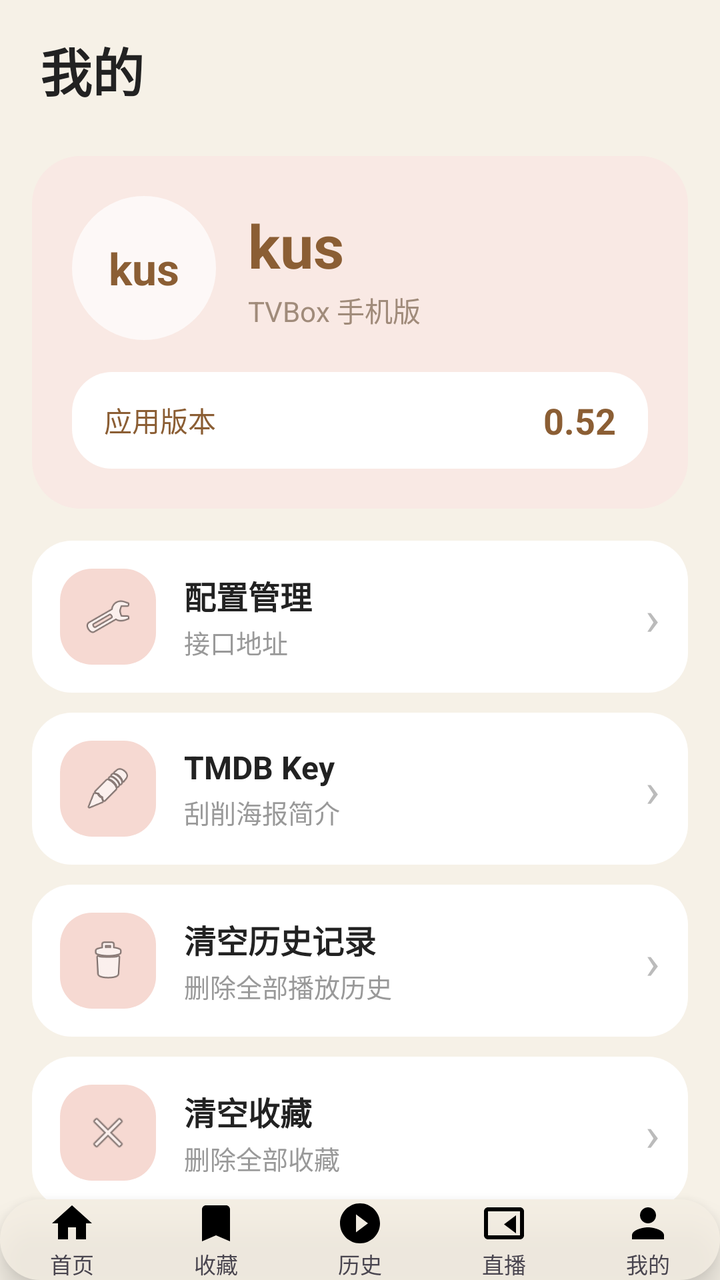
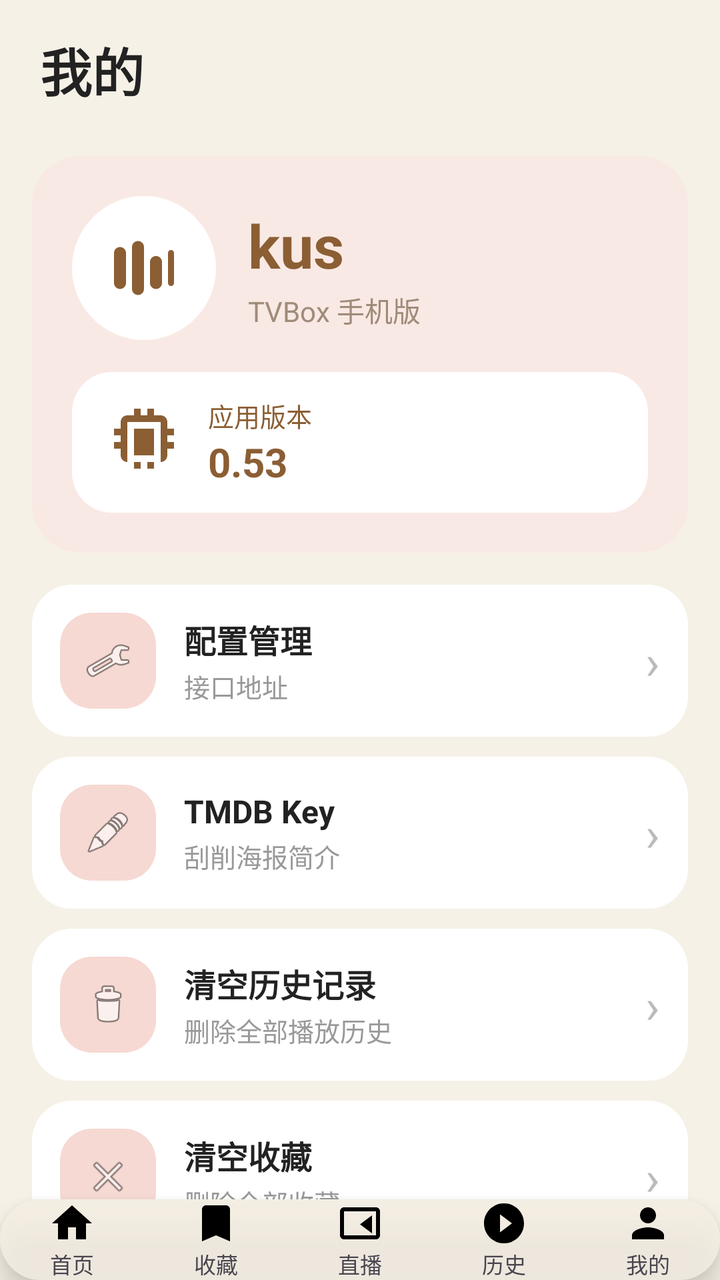

The first picture is an Android layout as it rendered before a commit; the second is the same layout after the commit. The layout source and the unified diff follow.
<!-- AndroidManifest.xml: application theme Theme.BoxZero -->
<!-- res/layout/activity_settings.xml -->
<?xml version="1.0" encoding="utf-8"?>
<LinearLayout xmlns:android="http://schemas.android.com/apk/res/android"
    android:layout_width="match_parent"
    android:layout_height="match_parent"
    android:background="#F6F1E7"
    android:orientation="vertical">

    <TextView
        android:layout_width="match_parent"
        android:layout_height="wrap_content"
        android:paddingStart="20dp"
        android:paddingTop="16dp"
        android:paddingBottom="8dp"
        android:text="我的"
        android:textColor="#222222"
        android:textSize="26sp"
        android:textStyle="bold" />

    <ScrollView
        android:layout_width="match_parent"
        android:layout_height="0dp"
        android:layout_weight="1"
        android:scrollbars="none">

        <LinearLayout
            android:layout_width="match_parent"
            android:layout_height="wrap_content"
            android:orientation="vertical">

            <LinearLayout
                android:layout_width="match_parent"
                android:layout_height="wrap_content"
                android:layout_margin="16dp"
                android:background="@drawable/card_pink"
                android:orientation="vertical"
                android:padding="20dp">

                <LinearLayout
                    android:layout_width="match_parent"
                    android:layout_height="wrap_content"
                    android:gravity="center_vertical"
                    android:orientation="horizontal">

                    <TextView
                        android:layout_width="72dp"
                        android:layout_height="72dp"
                        android:background="@drawable/circle_frosted"
                        android:gravity="center"
                        android:text="kus"
                        android:textColor="#8B5E34"
                        android:textSize="22sp"
                        android:textStyle="bold" />

                    <LinearLayout
                        android:layout_width="wrap_content"
                        android:layout_height="wrap_content"
                        android:layout_marginStart="16dp"
                        android:orientation="vertical">

                        <TextView
                            android:layout_width="wrap_content"
                            android:layout_height="wrap_content"
                            android:text="kus"
                            android:textColor="#8B5E34"
                            android:textSize="30sp"
                            android:textStyle="bold" />

                        <TextView
                            android:layout_width="wrap_content"
                            android:layout_height="wrap_content"
                            android:layout_marginTop="2dp"
                            android:text="TVBox 手机版"
                            android:textColor="#A08B7A"
                            android:textSize="14sp" />
                    </LinearLayout>
                </LinearLayout>

                <LinearLayout
                    android:layout_width="match_parent"
                    android:layout_height="wrap_content"
                    android:layout_marginTop="16dp"
                    android:background="@drawable/pill_bg_selected"
                    android:gravity="center_vertical"
                    android:orientation="horizontal"
                    android:paddingStart="16dp"
                    android:paddingEnd="16dp"
                    android:paddingTop="12dp"
                    android:paddingBottom="12dp">

                    <TextView
                        android:layout_width="wrap_content"
                        android:layout_height="wrap_content"
                        android:text="应用版本"
                        android:textColor="#8B5E34"
                        android:textSize="14sp" />

                    <View
                        android:layout_width="0dp"
                        android:layout_height="1dp"
                        android:layout_weight="1" />

                    <TextView
                        android:id="@+id/versionName"
                        android:layout_width="wrap_content"
                        android:layout_height="wrap_content"
                        android:text="0.52"
                        android:textColor="#8B5E34"
                        android:textSize="18sp"
                        android:textStyle="bold" />
                </LinearLayout>
            </LinearLayout>

            <LinearLayout
                android:id="@+id/rowConfig"
                android:layout_width="match_parent"
                android:layout_height="wrap_content"
                android:layout_marginStart="16dp"
                android:layout_marginEnd="16dp"
                android:layout_marginBottom="10dp"
                android:background="@drawable/card_white"
                android:gravity="center_vertical"
                android:orientation="horizontal"
                android:padding="14dp">

                <ImageView
                    android:layout_width="48dp"
                    android:layout_height="48dp"
                    android:background="@drawable/icon_blob"
                    android:padding="12dp"
                    android:src="@android:drawable/ic_menu_preferences" />

                <LinearLayout
                    android:layout_width="0dp"
                    android:layout_height="wrap_content"
                    android:layout_marginStart="14dp"
                    android:layout_weight="1"
                    android:orientation="vertical">

                    <TextView
                        android:layout_width="wrap_content"
                        android:layout_height="wrap_content"
                        android:text="配置管理"
                        android:textColor="#222222"
                        android:textSize="16sp"
                        android:textStyle="bold" />

                    <TextView
                        android:id="@+id/configSummary"
                        android:layout_width="wrap_content"
                        android:layout_height="wrap_content"
                        android:layout_marginTop="2dp"
                        android:text="接口地址"
                        android:textColor="#999999"
                        android:textSize="13sp" />
                </LinearLayout>

                <TextView
                    android:layout_width="wrap_content"
                    android:layout_height="wrap_content"
                    android:text="›"
                    android:textColor="#BBBBBB"
                    android:textSize="24sp" />
            </LinearLayout>

            <LinearLayout
                android:id="@+id/rowTmdb"
                android:layout_width="match_parent"
                android:layout_height="wrap_content"
                android:layout_marginStart="16dp"
                android:layout_marginEnd="16dp"
                android:layout_marginBottom="10dp"
                android:background="@drawable/card_white"
                android:gravity="center_vertical"
                android:orientation="horizontal"
                android:padding="14dp">

                <ImageView
                    android:layout_width="48dp"
                    android:layout_height="48dp"
                    android:background="@drawable/icon_blob"
                    android:padding="12dp"
                    android:src="@android:drawable/ic_menu_edit" />

                <LinearLayout
                    android:layout_width="0dp"
                    android:layout_height="wrap_content"
                    android:layout_marginStart="14dp"
                    android:layout_weight="1"
                    android:orientation="vertical">

                    <TextView
                        android:layout_width="wrap_content"
                        android:layout_height="wrap_content"
                        android:text="TMDB Key"
                        android:textColor="#222222"
                        android:textSize="16sp"
                        android:textStyle="bold" />

                    <TextView
                        android:id="@+id/tmdbSummary"
                        android:layout_width="wrap_content"
                        android:layout_height="wrap_content"
                        android:layout_marginTop="2dp"
                        android:text="刮削海报简介"
                        android:textColor="#999999"
                        android:textSize="13sp" />
                </LinearLayout>

                <TextView
                    android:layout_width="wrap_content"
                    android:layout_height="wrap_content"
                    android:text="›"
                    android:textColor="#BBBBBB"
                    android:textSize="24sp" />
            </LinearLayout>

            <LinearLayout
                android:id="@+id/rowClearHistory"
                android:layout_width="match_parent"
                android:layout_height="wrap_content"
                android:layout_marginStart="16dp"
                android:layout_marginEnd="16dp"
                android:layout_marginBottom="10dp"
                android:background="@drawable/card_white"
                android:gravity="center_vertical"
                android:orientation="horizontal"
                android:padding="14dp">

                <ImageView
                    android:layout_width="48dp"
                    android:layout_height="48dp"
                    android:background="@drawable/icon_blob"
                    android:padding="12dp"
                    android:src="@android:drawable/ic_menu_delete" />

                <LinearLayout
                    android:layout_width="0dp"
                    android:layout_height="wrap_content"
                    android:layout_marginStart="14dp"
                    android:layout_weight="1"
                    android:orientation="vertical">

                    <TextView
                        android:layout_width="wrap_content"
                        android:layout_height="wrap_content"
                        android:text="清空历史记录"
                        android:textColor="#222222"
                        android:textSize="16sp"
                        android:textStyle="bold" />

                    <TextView
                        android:layout_width="wrap_content"
                        android:layout_height="wrap_content"
                        android:layout_marginTop="2dp"
                        android:text="删除全部播放历史"
                        android:textColor="#999999"
                        android:textSize="13sp" />
                </LinearLayout>

                <TextView
                    android:layout_width="wrap_content"
                    android:layout_height="wrap_content"
                    android:text="›"
                    android:textColor="#BBBBBB"
                    android:textSize="24sp" />
            </LinearLayout>

            <LinearLayout
                android:id="@+id/rowClearFav"
                android:layout_width="match_parent"
                android:layout_height="wrap_content"
                android:layout_marginStart="16dp"
                android:layout_marginEnd="16dp"
                android:layout_marginBottom="10dp"
                android:background="@drawable/card_white"
                android:gravity="center_vertical"
                android:orientation="horizontal"
                android:padding="14dp">

                <ImageView
                    android:layout_width="48dp"
                    android:layout_height="48dp"
                    android:background="@drawable/icon_blob"
                    android:padding="12dp"
                    android:src="@android:drawable/ic_menu_close_clear_cancel" />

                <LinearLayout
                    android:layout_width="0dp"
                    android:layout_height="wrap_content"
                    android:layout_marginStart="14dp"
                    android:layout_weight="1"
                    android:orientation="vertical">

                    <TextView
                        android:layout_width="wrap_content"
                        android:layout_height="wrap_content"
                        android:text="清空收藏"
                        android:textColor="#222222"
                        android:textSize="16sp"
                        android:textStyle="bold" />

                    <TextView
                        android:layout_width="wrap_content"
                        android:layout_height="wrap_content"
                        android:layout_marginTop="2dp"
                        android:text="删除全部收藏"
                        android:textColor="#999999"
                        android:textSize="13sp" />
                </LinearLayout>

                <TextView
                    android:layout_width="wrap_content"
                    android:layout_height="wrap_content"
                    android:text="›"
                    android:textColor="#BBBBBB"
                    android:textSize="24sp" />
            </LinearLayout>

            <View
                android:layout_width="match_parent"
                android:layout_height="20dp" />
        </LinearLayout>
    </ScrollView>

    <include
        layout="@layout/view_bottom_nav"
        android:layout_width="match_parent"
        android:layout_height="wrap_content"
        android:layout_gravity="bottom" />

</LinearLayout>
<!-- res/layout/view_bottom_nav.xml (included above) -->
<?xml version="1.0" encoding="utf-8"?>
<LinearLayout xmlns:android="http://schemas.android.com/apk/res/android"
    android:id="@+id/bottomNav"
    android:layout_width="match_parent"
    android:layout_height="68dp"
    android:layout_marginStart="16dp"
    android:layout_marginEnd="16dp"
    android:layout_marginBottom="16dp"
    android:background="@drawable/nav_bg"
    android:elevation="8dp"
    android:gravity="center"
    android:orientation="horizontal">

    <LinearLayout
        android:id="@+id/tabHome"
        android:layout_width="0dp"
        android:layout_height="match_parent"
        android:layout_weight="1"
        android:gravity="center"
        android:orientation="vertical">

        <ImageView
            android:id="@+id/iconHome"
            android:layout_width="24dp"
            android:layout_height="24dp"
            android:src="@drawable/ic_nav_home" />

        <TextView
            android:id="@+id/textHome"
            android:layout_width="wrap_content"
            android:layout_height="wrap_content"
            android:text="首页"
            android:textSize="11sp" />
    </LinearLayout>

    <LinearLayout
        android:id="@+id/tabFav"
        android:layout_width="0dp"
        android:layout_height="match_parent"
        android:layout_weight="1"
        android:gravity="center"
        android:orientation="vertical">

        <ImageView
            android:id="@+id/iconFav"
            android:layout_width="24dp"
            android:layout_height="24dp"
            android:src="@drawable/ic_nav_fav" />

        <TextView
            android:id="@+id/textFav"
            android:layout_width="wrap_content"
            android:layout_height="wrap_content"
            android:text="收藏"
            android:textSize="11sp" />
    </LinearLayout>

    <LinearLayout
        android:id="@+id/tabHistory"
        android:layout_width="0dp"
        android:layout_height="match_parent"
        android:layout_weight="1"
        android:gravity="center"
        android:orientation="vertical">

        <ImageView
            android:id="@+id/iconHistory"
            android:layout_width="24dp"
            android:layout_height="24dp"
            android:src="@drawable/ic_nav_history" />

        <TextView
            android:id="@+id/textHistory"
            android:layout_width="wrap_content"
            android:layout_height="wrap_content"
            android:text="历史"
            android:textSize="11sp" />
    </LinearLayout>

    <LinearLayout
        android:id="@+id/tabLive"
        android:layout_width="0dp"
        android:layout_height="match_parent"
        android:layout_weight="1"
        android:gravity="center"
        android:orientation="vertical">

        <ImageView
            android:id="@+id/iconLive"
            android:layout_width="24dp"
            android:layout_height="24dp"
            android:src="@drawable/ic_nav_live" />

        <TextView
            android:id="@+id/textLive"
            android:layout_width="wrap_content"
            android:layout_height="wrap_content"
            android:text="直播"
            android:textSize="11sp" />
    </LinearLayout>

    <LinearLayout
        android:id="@+id/tabMine"
        android:layout_width="0dp"
        android:layout_height="match_parent"
        android:layout_weight="1"
        android:gravity="center"
        android:orientation="vertical">

        <ImageView
            android:id="@+id/iconMine"
            android:layout_width="24dp"
            android:layout_height="24dp"
            android:src="@drawable/ic_nav_mine" />

        <TextView
            android:id="@+id/textMine"
            android:layout_width="wrap_content"
            android:layout_height="wrap_content"
            android:text="我的"
            android:textSize="11sp" />
    </LinearLayout>

</LinearLayout>
<!-- resources referenced by this layout -->
<resources>
  <!-- drawable card_pink (drawable) -->
  <?xml version="1.0" encoding="utf-8"?>
  <shape xmlns:android="http://schemas.android.com/apk/res/android"
      android:shape="rectangle">
      <solid android:color="#F9E9E4" />
      <corners android:radius="24dp" />
  </shape>
  <!-- drawable card_white (drawable) -->
  <?xml version="1.0" encoding="utf-8"?>
  <shape xmlns:android="http://schemas.android.com/apk/res/android"
      android:shape="rectangle">
      <solid android:color="#FFFFFF" />
      <corners android:radius="20dp" />
  </shape>
  <!-- drawable circle_frosted (drawable) -->
  <?xml version="1.0" encoding="utf-8"?>
  <shape xmlns:android="http://schemas.android.com/apk/res/android"
      android:shape="oval">
      <solid android:color="#B3FFFFFF" />
  </shape>
  <!-- drawable ic_nav_fav (drawable) -->
  <vector xmlns:android="http://schemas.android.com/apk/res/android"
      android:width="24dp" android:height="24dp"
      android:viewportWidth="24" android:viewportHeight="24">
      <path android:fillColor="#000000"
          android:pathData="M17,3H7c-1.1,0 -2,0.9 -2,2v16l7,-3l7,3V5c0,-1.1 -0.9,-2 -2,-2z" />
  </vector>
  <!-- drawable ic_nav_home (drawable) -->
  <vector xmlns:android="http://schemas.android.com/apk/res/android"
      android:width="24dp" android:height="24dp"
      android:viewportWidth="24" android:viewportHeight="24">
      <path android:fillColor="#000000"
          android:pathData="M10,20v-6h4v6h5v-8h3L12,3 2,12h3v8z" />
  </vector>
  <!-- drawable icon_blob (drawable) -->
  <?xml version="1.0" encoding="utf-8"?>
  <shape xmlns:android="http://schemas.android.com/apk/res/android"
      android:shape="rectangle">
      <solid android:color="#F6D9D2" />
      <corners android:radius="16dp" />
  </shape>
  <!-- drawable nav_bg (drawable) -->
  <?xml version="1.0" encoding="utf-8"?>
  <shape xmlns:android="http://schemas.android.com/apk/res/android"
      android:shape="rectangle">
      <solid android:color="#CFF5EFE4" />
      <corners android:radius="32dp" />
  </shape>
  <!-- drawable pill_bg_selected (drawable) -->
  <?xml version="1.0" encoding="utf-8"?>
  <shape xmlns:android="http://schemas.android.com/apk/res/android"
      android:shape="rectangle">
      <solid android:color="#FFFFFF" />
      <corners android:radius="20dp" />
  </shape>
  <style name="Theme.BoxZero" parent="Theme.Material3.DayNight.NoActionBar">
      </style>
  <!-- unchanged entries left out for length: 3 -->
</resources>

<!-- the commit's change to res/layout/activity_settings.xml (unified diff, before → after) -->
@@ -41,15 +41,12 @@
                     android:gravity="center_vertical"
                     android:orientation="horizontal">
 
-                    <TextView
+                    <ImageView
                         android:layout_width="72dp"
                         android:layout_height="72dp"
-                        android:background="@drawable/circle_frosted"
-                        android:gravity="center"
-                        android:text="kus"
-                        android:textColor="#8B5E34"
-                        android:textSize="22sp"
-                        android:textStyle="bold" />
+                        android:background="@drawable/circle_solid_white"
+                        android:padding="18dp"
+                        android:src="@drawable/ic_logo_eq" />
 
                     <LinearLayout
                         android:layout_width="wrap_content"
@@ -87,26 +84,33 @@
                     android:paddingTop="12dp"
                     android:paddingBottom="12dp">
 
-                    <TextView
-                        android:layout_width="wrap_content"
-                        android:layout_height="wrap_content"
-                        android:text="应用版本"
-                        android:textColor="#8B5E34"
-                        android:textSize="14sp" />
-
-                    <View
-                        android:layout_width="0dp"
-                        android:layout_height="1dp"
-                        android:layout_weight="1" />
-
-                    <TextView
-                        android:id="@+id/versionName"
-                        android:layout_width="wrap_content"
-                        android:layout_height="wrap_content"
-                        android:text="0.52"
-                        android:textColor="#8B5E34"
-                        android:textSize="18sp"
-                        android:textStyle="bold" />
+                    <ImageView
+                        android:layout_width="40dp"
+                        android:layout_height="40dp"
+                        android:src="@drawable/ic_chip" />
+
+                    <LinearLayout
+                        android:layout_width="wrap_content"
+                        android:layout_height="wrap_content"
+                        android:layout_marginStart="12dp"
+                        android:orientation="vertical">
+
+                        <TextView
+                            android:layout_width="wrap_content"
+                            android:layout_height="wrap_content"
+                            android:text="应用版本"
+                            android:textColor="#8B5E34"
+                            android:textSize="13sp" />
+
+                        <TextView
+                            android:id="@+id/versionName"
+                            android:layout_width="wrap_content"
+                            android:layout_height="wrap_content"
+                            android:text="0.53"
+                            android:textColor="#8B5E34"
+                            android:textSize="20sp"
+                            android:textStyle="bold" />
+                    </LinearLayout>
                 </LinearLayout>
             </LinearLayout>
 
@@ -388,6 +392,28 @@
     </LinearLayout>
 
     <LinearLayout
+        android:id="@+id/tabLive"
+        android:layout_width="0dp"
+        android:layout_height="match_parent"
+        android:layout_weight="1"
+        android:gravity="center"
+        android:orientation="vertical">
+
+        <ImageView
+            android:id="@+id/iconLive"
+            android:layout_width="24dp"
+            android:layout_height="24dp"
+            android:src="@drawable/ic_nav_live" />
+
+        <TextView
+            android:id="@+id/textLive"
+            android:layout_width="wrap_content"
+            android:layout_height="wrap_content"
+            android:text="直播"
+            android:textSize="11sp" />
+    </LinearLayout>
+
+    <LinearLayout
         android:id="@+id/tabHistory"
         android:layout_width="0dp"
         android:layout_height="match_parent"
@@ -410,28 +436,6 @@
     </LinearLayout>
 
     <LinearLayout
-        android:id="@+id/tabLive"
-        android:layout_width="0dp"
-        android:layout_height="match_parent"
-        android:layout_weight="1"
-        android:gravity="center"
-        android:orientation="vertical">
-
-        <ImageView
-            android:id="@+id/iconLive"
-            android:layout_width="24dp"
-            android:layout_height="24dp"
-            android:src="@drawable/ic_nav_live" />
-
-        <TextView
-            android:id="@+id/textLive"
-            android:layout_width="wrap_content"
-            android:layout_height="wrap_content"
-            android:text="直播"
-            android:textSize="11sp" />
-    </LinearLayout>
-
-    <LinearLayout
         android:id="@+id/tabMine"
         android:layout_width="0dp"
         android:layout_height="match_parent"
<!-- resource entries referenced after the edit -->
@@ -14,12 +14,33 @@
       <solid android:color="#FFFFFF" />
       <corners android:radius="20dp" />
   </shape>
-  <!-- drawable circle_frosted (drawable) -->
+  <!-- drawable circle_solid_white (drawable) -->
   <?xml version="1.0" encoding="utf-8"?>
   <shape xmlns:android="http://schemas.android.com/apk/res/android"
       android:shape="oval">
-      <solid android:color="#B3FFFFFF" />
+      <solid android:color="#FFFFFF" />
   </shape>
+  <!-- drawable ic_chip (drawable) -->
+  <?xml version="1.0" encoding="utf-8"?>
+  <vector xmlns:android="http://schemas.android.com/apk/res/android"
+      android:width="24dp"
+      android:height="24dp"
+      android:viewportWidth="24"
+      android:viewportHeight="24">
+      <path android:fillColor="#8B5E34" android:pathData="M9,2v2H7c-1.1,0 -2,0.9 -2,2v2H3v2h2v2H3v2h2v2c0,1.1 0.9,2 2,2h2v2h2v-2h2v2h2v-2h2c1.1,0 2,-0.9 2,-2v-2h2v-2h-2v-2h2V8h-2V6c0,-1.1 -0.9,-2 -2,-2h-2V2h-2v2h-2V2H9zM7,6h10v12H7V6zM9,8v8h6V8H9z" />
+  </vector>
+  <!-- drawable ic_logo_eq (drawable) -->
+  <?xml version="1.0" encoding="utf-8"?>
+  <vector xmlns:android="http://schemas.android.com/apk/res/android"
+      android:width="24dp"
+      android:height="24dp"
+      android:viewportWidth="24"
+      android:viewportHeight="24">
+      <path android:fillColor="#8B5E34" android:pathData="M4,5c1.1,0 2,0.9 2,2v10c0,1.1 -0.9,2 -2,2s-2,-0.9 -2,-2V7c0,-1.1 0.9,-2 2,-2z" />
+      <path android:fillColor="#8B5E34" android:pathData="M10,3c1.1,0 2,0.9 2,2v14c0,1.1 -0.9,2 -2,2s-2,-0.9 -2,-2V5c0,-1.1 0.9,-2 2,-2z" />
+      <path android:fillColor="#8B5E34" android:pathData="M16,8c1.1,0 2,0.9 2,2v7c0,1.1 -0.9,2 -2,2s-2,-0.9 -2,-2v-7c0,-1.1 0.9,-2 2,-2z" />
+      <path android:fillColor="#8B5E34" android:pathData="M21,6c0.55,0 1,0.45 1,1v10c0,0.55 -0.45,1 -1,1s-1,-0.45 -1,-1V7c0,-0.55 0.45,-1 1,-1z" />
+  </vector>
   <!-- drawable ic_nav_fav (drawable) -->
   <vector xmlns:android="http://schemas.android.com/apk/res/android"
       android:width="24dp" android:height="24dp"
